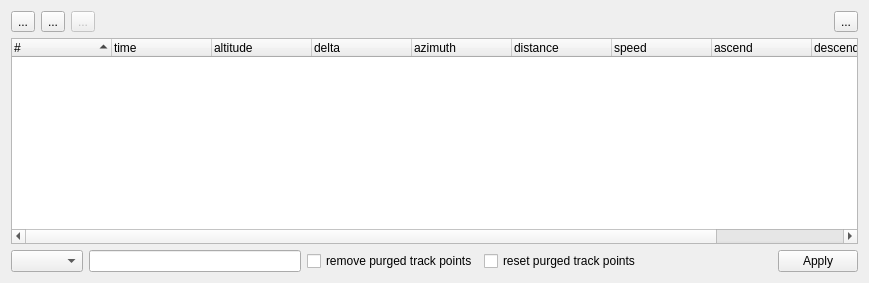
First picture: the form in src/ITrackEditWidget.ui, repository ntruchsess/QLandkarteGT, before the edit.
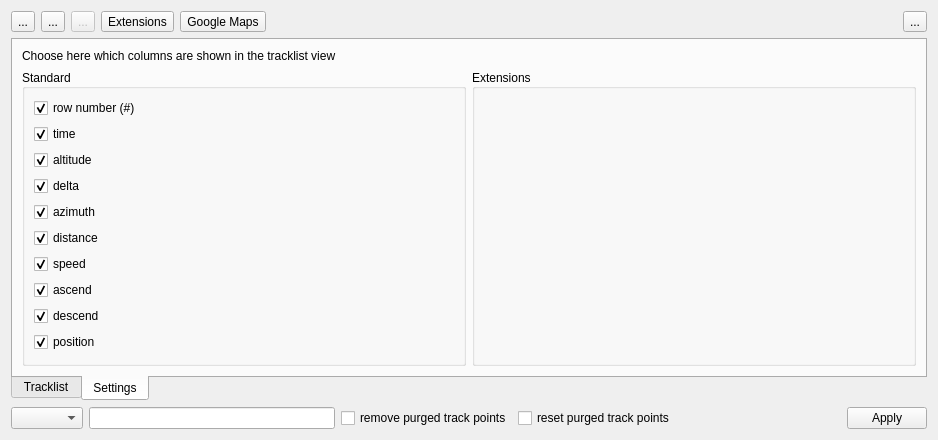
Second picture: the form after the edit. The open tabs and pages were chosen to show the change.

Commit message: add extension data feature to track edit dialog

The edit to the form file:
```diff
--- a/src/ITrackEditWidget.ui
+++ b/src/ITrackEditWidget.ui
@@ -1,15 +1,39 @@
 <ui version="4.0" >
  <class>ITrackEditWidget</class>
- <widget class="QWidget" name="ITrackEditWidget" >
-  <property name="geometry" >
+ <widget class="QWidget" name="ITrackEditWidget">
+  <property name="geometry">
    <rect>
     <x>0</x>
     <y>0</y>
-    <width>869</width>
-    <height>283</height>
+    <width>938</width>
+    <height>418</height>
    </rect>
   </property>
-  <property name="windowTitle" >
+  <property name="sizePolicy">
+   <sizepolicy hsizetype="Preferred" vsizetype="Preferred">
+    <horstretch>0</horstretch>
+    <verstretch>0</verstretch>
+   </sizepolicy>
+  </property>
+  <property name="minimumSize">
+   <size>
+    <width>0</width>
+    <height>0</height>
+   </size>
+  </property>
+  <property name="maximumSize">
+   <size>
+    <width>16777215</width>
+    <height>16777215</height>
+   </size>
+  </property>
+  <property name="baseSize">
+   <size>
+    <width>938</width>
+    <height>416</height>
+   </size>
+  </property>
+  <property name="windowTitle">
    <string>Form</string>
   </property>
   <layout class="QGridLayout" >
@@ -49,11 +73,43 @@
       </widget>
      </item>
      <item>
-      <spacer>
-       <property name="orientation" >
+      <widget class="QToolButton" name="toolGraphExtensions">
+       <property name="minimumSize">
+        <size>
+         <width>0</width>
+         <height>19</height>
+        </size>
+       </property>
+       <property name="toolTip">
+        <string>Toggle extensions statistics view over time</string>
+       </property>
+       <property name="text">
+        <string>Extensions</string>
+       </property>
+      </widget>
+     </item>
+     <item>
+      <widget class="QToolButton" name="toolGoogleMaps">
+       <property name="minimumSize">
+        <size>
+         <width>0</width>
+         <height>19</height>
+        </size>
+       </property>
+       <property name="toolTip">
+        <string>Show the track on Google Maps</string>
+       </property>
+       <property name="text">
+        <string>Google Maps</string>
+       </property>
+      </widget>
+     </item>
+     <item>
+      <spacer name="spacer">
+       <property name="orientation">
         <enum>Qt::Horizontal</enum>
        </property>
-       <property name="sizeHint" stdset="0" >
+       <property name="sizeHint" stdset="0">
         <size>
          <width>718</width>
          <height>20</height>
@@ -82,109 +138,313 @@
      </item>
     </layout>
    </item>
-   <item row="1" column="0" >
-    <widget class="QTreeWidget" name="treePoints" >
-     <property name="alternatingRowColors" >
-      <bool>true</bool>
-     </property>
-     <property name="selectionMode" >
-      <enum>QAbstractItemView::ExtendedSelection</enum>
-     </property>
-     <property name="rootIsDecorated" >
-      <bool>false</bool>
-     </property>
-     <property name="uniformRowHeights" >
-      <bool>true</bool>
-     </property>
-     <property name="itemsExpandable" >
-      <bool>false</bool>
-     </property>
-     <property name="sortingEnabled" >
-      <bool>true</bool>
-     </property>
-     <column>
-      <property name="text" >
-       <string>#</string>
-      </property>
-     </column>
-     <column>
-      <property name="text" >
-       <string>time</string>
-      </property>
-     </column>
-     <column>
-      <property name="text" >
-       <string>altitude</string>
-      </property>
-     </column>
-     <column>
-      <property name="text" >
-       <string>delta</string>
-      </property>
-     </column>
-     <column>
-      <property name="text" >
-       <string>azimuth</string>
-      </property>
-     </column>
-     <column>
-      <property name="text" >
-       <string>distance</string>
-      </property>
-     </column>
-     <column>
-      <property name="text" >
-       <string>speed</string>
-      </property>
-     </column>
-     <column>
-      <property name="text" >
-       <string>ascend</string>
-      </property>
-     </column>
-     <column>
-      <property name="text" >
-       <string>descend</string>
-      </property>
-     </column>
-     <column>
-      <property name="text" >
-       <string>position</string>
-      </property>
-     </column>
-    </widget>
-   </item>
-   <item row="2" column="0" >
-    <layout class="QHBoxLayout" >
+   <item row="3" column="0">
+    <layout class="QHBoxLayout" name="_3">
      <item>
-      <widget class="QComboBox" name="comboColor" />
+      <widget class="QComboBox" name="comboColor"/>
      </item>
      <item>
-      <widget class="QLineEdit" name="lineName" />
+      <widget class="QLineEdit" name="lineName"/>
      </item>
      <item>
-      <widget class="QCheckBox" name="checkRemoveDelTrkPt" >
-       <property name="text" >
+      <widget class="QCheckBox" name="checkRemoveDelTrkPt">
+       <property name="text">
         <string>remove purged track points</string>
        </property>
       </widget>
      </item>
      <item>
-      <widget class="QCheckBox" name="checkResetDelTrkPt" >
-       <property name="text" >
+      <widget class="QCheckBox" name="checkResetDelTrkPt">
+       <property name="text">
         <string>reset purged track points</string>
        </property>
       </widget>
      </item>
      <item>
-      <widget class="QDialogButtonBox" name="buttonBox" >
-       <property name="standardButtons" >
+      <widget class="QDialogButtonBox" name="buttonBox">
+       <property name="standardButtons">
         <set>QDialogButtonBox::Apply</set>
        </property>
       </widget>
      </item>
     </layout>
    </item>
+   <item row="1" column="0">
+    <layout class="QHBoxLayout" name="main">
+     <property name="sizeConstraint">
+      <enum>QLayout::SetDefaultConstraint</enum>
+     </property>
+     <item>
+      <widget class="QTabWidget" name="tabWidget">
+       <property name="tabPosition">
+        <enum>QTabWidget::South</enum>
+       </property>
+       <property name="currentIndex">
+        <number>0</number>
+       </property>
+       <property name="elideMode">
+        <enum>Qt::ElideNone</enum>
+       </property>
+       <property name="usesScrollButtons">
+        <bool>true</bool>
+       </property>
+       <property name="documentMode">
+        <bool>false</bool>
+       </property>
+       <property name="movable">
+        <bool>true</bool>
+       </property>
+       <widget class="QWidget" name="tabView">
+        <attribute name="title">
+         <string>Tracklist</string>
+        </attribute>
+        <layout class="QHBoxLayout" name="horizontalLayout">
+         <item>
+          <widget class="QTreeWidget" name="treePoints">
+           <property name="sizePolicy">
+            <sizepolicy hsizetype="Expanding" vsizetype="Expanding">
+             <horstretch>0</horstretch>
+             <verstretch>0</verstretch>
+            </sizepolicy>
+           </property>
+           <property name="autoFillBackground">
+            <bool>true</bool>
+           </property>
+           <property name="alternatingRowColors">
+            <bool>true</bool>
+           </property>
+           <property name="selectionMode">
+            <enum>QAbstractItemView::ExtendedSelection</enum>
+           </property>
+           <property name="rootIsDecorated">
+            <bool>false</bool>
+           </property>
+           <property name="uniformRowHeights">
+            <bool>true</bool>
+           </property>
+           <property name="itemsExpandable">
+            <bool>false</bool>
+           </property>
+           <property name="sortingEnabled">
+            <bool>true</bool>
+           </property>
+           <column>
+            <property name="text">
+             <string>#</string>
+            </property>
+           </column>
+           <column>
+            <property name="text">
+             <string>time</string>
+            </property>
+           </column>
+           <column>
+            <property name="text">
+             <string>altitude</string>
+            </property>
+           </column>
+           <column>
+            <property name="text">
+             <string>delta</string>
+            </property>
+           </column>
+           <column>
+            <property name="text">
+             <string>azimuth</string>
+            </property>
+           </column>
+           <column>
+            <property name="text">
+             <string>distance</string>
+            </property>
+           </column>
+           <column>
+            <property name="text">
+             <string>speed</string>
+            </property>
+           </column>
+           <column>
+            <property name="text">
+             <string>ascend</string>
+            </property>
+           </column>
+           <column>
+            <property name="text">
+             <string>descend</string>
+            </property>
+           </column>
+           <column>
+            <property name="text">
+             <string>position</string>
+            </property>
+           </column>
+          </widget>
+         </item>
+        </layout>
+       </widget>
+       <widget class="QWidget" name="tabSettings">
+        <attribute name="title">
+         <string>Settings</string>
+        </attribute>
+        <layout class="QGridLayout" name="gridLayout_3">
+         <item row="0" column="0">
+          <widget class="QLabel" name="label">
+           <property name="text">
+            <string>Choose here which columns are shown in the tracklist view</string>
+           </property>
+          </widget>
+         </item>
+         <item row="1" column="0">
+          <widget class="QGroupBox" name="groupBox_Standard">
+           <property name="title">
+            <string>Standard</string>
+           </property>
+           <property name="alignment">
+            <set>Qt::AlignLeading|Qt::AlignLeft|Qt::AlignVCenter</set>
+           </property>
+           <layout class="QGridLayout" name="gridLayout">
+            <item row="0" column="0">
+             <widget class="QCheckBox" name="checkBox_num">
+              <property name="toolTip">
+               <string/>
+              </property>
+              <property name="text">
+               <string>row number (#)</string>
+              </property>
+              <property name="checked">
+               <bool>true</bool>
+              </property>
+             </widget>
+            </item>
+            <item row="1" column="0">
+             <widget class="QCheckBox" name="checkBox_tim">
+              <property name="text">
+               <string>time</string>
+              </property>
+              <property name="checked">
+               <bool>true</bool>
+              </property>
+             </widget>
+            </item>
+            <item row="2" column="0">
+             <widget class="QCheckBox" name="checkBox_hig">
+              <property name="text">
+               <string>altitude</string>
+              </property>
+              <property name="checked">
+               <bool>true</bool>
+              </property>
+             </widget>
+            </item>
+            <item row="3" column="0">
+             <widget class="QCheckBox" name="checkBox_dis">
+              <property name="text">
+               <string>delta</string>
+              </property>
+              <property name="checked">
+               <bool>true</bool>
+              </property>
+             </widget>
+            </item>
+            <item row="4" column="0">
+             <widget class="QCheckBox" name="checkBox_azi">
+              <property name="text">
+               <string>azimuth</string>
+              </property>
+              <property name="checked">
+               <bool>true</bool>
+              </property>
+             </widget>
+            </item>
+            <item row="5" column="0">
+             <widget class="QCheckBox" name="checkBox_ent">
+              <property name="text">
+               <string>distance</string>
+              </property>
+              <property name="checked">
+               <bool>true</bool>
+              </property>
+             </widget>
+            </item>
+            <item row="6" column="0">
+             <widget class="QCheckBox" name="checkBox_vel">
+              <property name="text">
+               <string>speed</string>
+              </property>
+              <property name="checked">
+               <bool>true</bool>
+              </property>
+             </widget>
+            </item>
+            <item row="7" column="0">
+             <widget class="QCheckBox" name="checkBox_suu">
+              <property name="text">
+               <string>ascend</string>
+              </property>
+              <property name="checked">
+               <bool>true</bool>
+              </property>
+             </widget>
+            </item>
+            <item row="8" column="0">
+             <widget class="QCheckBox" name="checkBox_sud">
+              <property name="text">
+               <string>descend</string>
+              </property>
+              <property name="checked">
+               <bool>true</bool>
+              </property>
+             </widget>
+            </item>
+            <item row="9" column="0">
+             <widget class="QCheckBox" name="checkBox_pos">
+              <property name="text">
+               <string>position</string>
+              </property>
+              <property name="checked">
+               <bool>true</bool>
+              </property>
+             </widget>
+            </item>
+            <item row="10" column="0">
+             <spacer name="verticalSpacer">
+              <property name="orientation">
+               <enum>Qt::Vertical</enum>
+              </property>
+              <property name="sizeHint" stdset="0">
+               <size>
+                <width>20</width>
+                <height>2</height>
+               </size>
+              </property>
+             </spacer>
+            </item>
+           </layout>
+          </widget>
+         </item>
+         <item row="1" column="1">
+          <widget class="QGroupBox" name="groupBox_Extensions">
+           <property name="styleSheet">
+            <string notr="true"/>
+           </property>
+           <property name="title">
+            <string>Extensions</string>
+           </property>
+           <property name="alignment">
+            <set>Qt::AlignLeading|Qt::AlignLeft|Qt::AlignVCenter</set>
+           </property>
+           <property name="checkable">
+            <bool>false</bool>
+           </property>
+           <layout class="QGridLayout" name="gridLayout_2"/>
+          </widget>
+         </item>
+        </layout>
+       </widget>
+      </widget>
+     </item>
+    </layout>
+   </item>
   </layout>
  </widget>
  <resources/>
```
Left out of the diff: 41 changed lines with no effect on the pictures. The commit also changes 20 other files.
